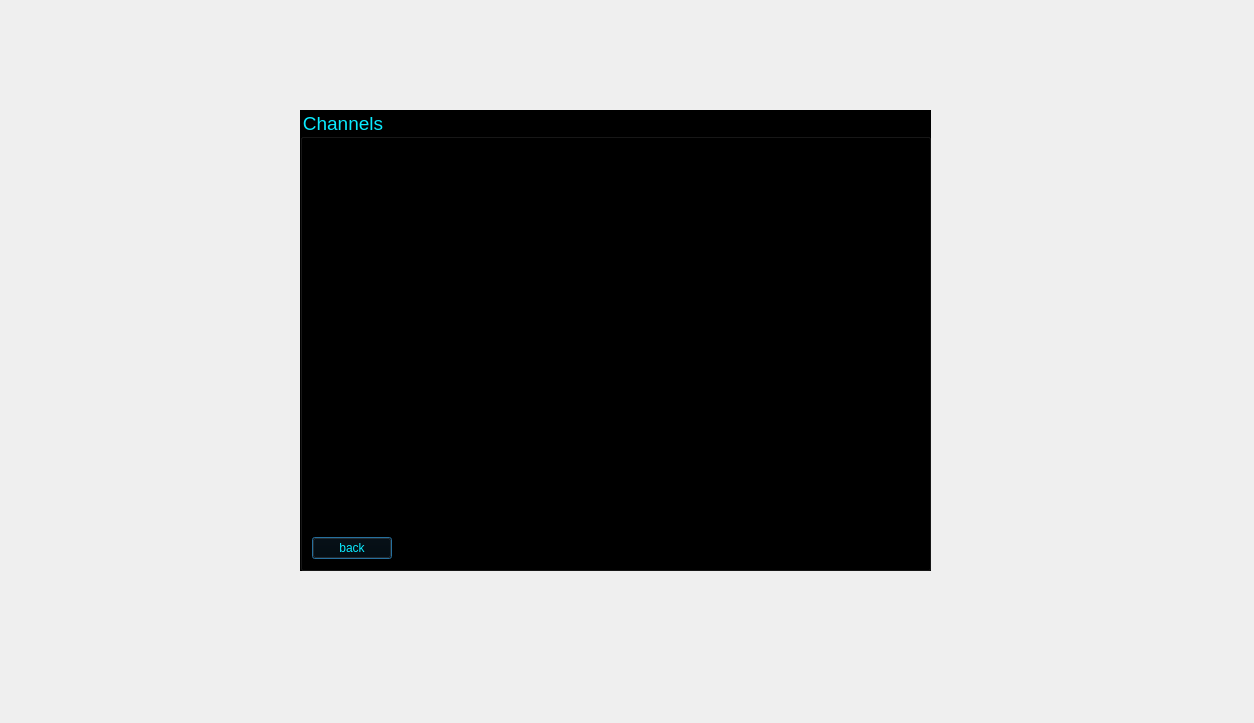
MahanBeidokhti/AP-Messenger, file massenger/getchannellist_dialog.ui: the form before one commit.
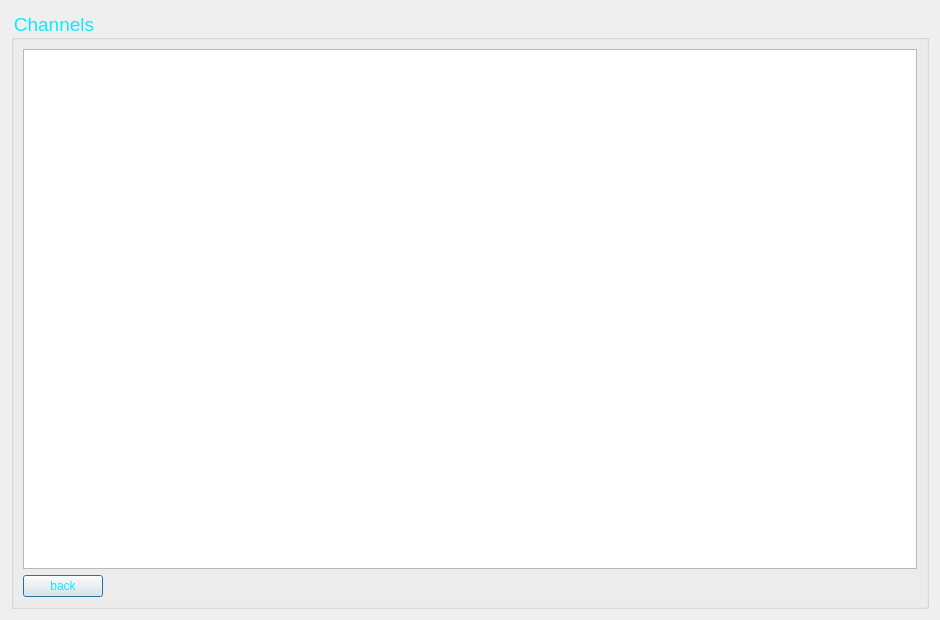
The form after the commit. Icons and pictures are not drawn.

Patch:
```diff
--- a/massenger/getchannellist_dialog.ui
+++ b/massenger/getchannellist_dialog.ui
@@ -6,8 +6,8 @@
    <rect>
     <x>0</x>
     <y>0</y>
-    <width>1254</width>
-    <height>723</height>
+    <width>940</width>
+    <height>620</height>
    </rect>
   </property>
   <property name="windowTitle">
@@ -16,15 +16,9 @@
   <property name="styleSheet">
    <string notr="true">background-image: url(:/Source/@metawalls.jpg);</string>
   </property>
+  <layout class="QVBoxLayout" name="verticalLayout">
+   <item>
   <widget class="QGroupBox" name="channels_groupBox">
-   <property name="geometry">
-    <rect>
-     <x>300</x>
-     <y>110</y>
-     <width>631</width>
-     <height>461</height>
-    </rect>
-   </property>
    <property name="font">
     <font>
      <pointsize>14</pointsize>
@@ -32,7 +26,7 @@
    </property>
    <property name="styleSheet">
     <string notr="true">color: rgb(10, 235, 255);
-background-color: rgb(0, 0, 0);</string>
+</string>
    </property>
    <property name="title">
     <string>Channels</string>
@@ -46,14 +40,12 @@
      </widget>
     </item>
     <item row="0" column="0" colspan="2">
-     <widget class="QListView" name="channels_listView">
-      <property name="styleSheet">
-       <string notr="true">color: rgb(0, 0, 0);</string>
-      </property>
-     </widget>
+       <widget class="QTextEdit" name="channel_list_textEdit"/>
     </item>
    </layout>
   </widget>
+   </item>
+  </layout>
  </widget>
  <resources/>
  <connections/>
```
Left out of the diff: 4 changed lines with no effect on the pictures. Lines whose indentation alone changed are shown as unchanged.
